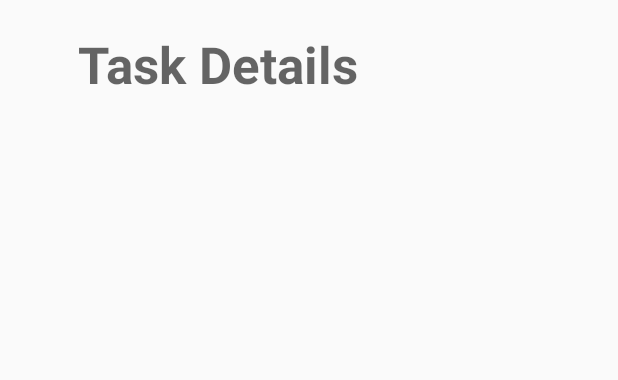
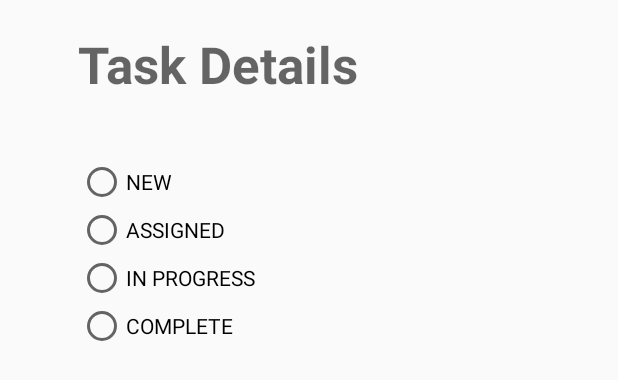
Before and after one commit to lucasjwilber/taskmaster, an Android app: the layout activity_task_details.xml on its own in the app's theme, with its tools: preview values and no code run, on a phone screen of 412 x 824 dp. Shown: the top 380 px of the screen. Run offline under Robolectric (Android 15) with nearby library versions, the phone set to English and light mode, and no system bars.

Commit message:
added radiogroup to display state/allow state change on task details activity

```diff
--- a/app/src/main/java/com/lucasjwilber/taskmaster/MyTaskRecyclerViewAdapter.java
+++ b/app/src/main/java/com/lucasjwilber/taskmaster/MyTaskRecyclerViewAdapter.java
@@ -1,18 +1,13 @@
 package com.lucasjwilber.taskmaster;
 
 import androidx.recyclerview.widget.RecyclerView;
-
-import android.content.Context;
 import android.content.Intent;
-import android.graphics.Color;
-import android.util.Log;
 import android.view.LayoutInflater;
 import android.view.View;
 import android.view.ViewGroup;
 import android.widget.TextView;
 import com.lucasjwilber.taskmaster.TaskFragment.OnListFragmentInteractionListener;
 
-import java.util.ArrayList;
 import java.util.List;
 
 /**
@@ -48,6 +43,7 @@ public class MyTaskRecyclerViewAdapter extends RecyclerView.Adapter<MyTaskRecycl
             @Override
             public void onClick(View v) {
                 Intent intent = new Intent(v.getContext(), TaskDetailsActivity.class);
+                intent.putExtra("taskState", holder.taskStateView.getText().toString());
                 intent.putExtra("taskTitle", holder.taskTitleView.getText().toString());
                 intent.putExtra("taskBody", holder.taskBodyView.getText().toString());
                 v.getContext().startActivity(intent);
--- a/app/src/main/res/layout/activity_task_details.xml
+++ b/app/src/main/res/layout/activity_task_details.xml
@@ -22,10 +22,52 @@
 
     <TextView
         android:id="@+id/taskDetailsBody"
-        android:layout_width="265dp"
-        android:layout_height="234dp"
+        android:layout_width="268dp"
+        android:layout_height="167dp"
+        android:layout_marginEnd="16dp"
         app:layout_constraintBottom_toBottomOf="parent"
         app:layout_constraintEnd_toEndOf="parent"
         app:layout_constraintStart_toStartOf="parent"
-        app:layout_constraintTop_toTopOf="parent" />
+        app:layout_constraintTop_toTopOf="parent"
+        app:layout_constraintVertical_bias="0.56" />
+
+    <RadioGroup
+        android:layout_width="144dp"
+        android:layout_height="130dp"
+        android:layout_marginTop="40dp"
+        app:layout_constraintStart_toStartOf="@+id/taskDetailsTitle"
+        app:layout_constraintTop_toBottomOf="@+id/taskDetailsTitle">
+
+        <!--        <TableRow>-->
+
+        <RadioButton
+            android:id="@+id/state_rb_new"
+            android:layout_width="136dp"
+            android:layout_height="wrap_content"
+            android:text="@string/stateNew" />
+
+        <RadioButton
+            android:id="@+id/state_rb_assigned"
+            android:layout_width="136dp"
+            android:layout_height="wrap_content"
+            android:text="@string/stateAssigned" />
+        <!--        </TableRow>-->
+
+        <!--        <TableRow>-->
+
+        <RadioButton
+            android:id="@+id/state_rb_inProgress"
+            android:layout_width="136dp"
+            android:layout_height="wrap_content"
+            android:text="@string/stateInProgress" />
+
+        <RadioButton
+            android:id="@+id/state_rb_complete"
+            android:layout_width="136dp"
+            android:layout_height="wrap_content"
+            android:text="@string/stateComplete" />
+        <!--        </TableRow>-->
+
+    </RadioGroup>
+
 </androidx.constraintlayout.widget.ConstraintLayout>
--- a/app/src/main/res/values/strings.xml
+++ b/app/src/main/res/values/strings.xml
@@ -14,4 +14,8 @@
     <string name="city">City</string>
     <string name="cafe">Cafe</string>
     <string name="night">Night</string>
+    <string name="stateNew">NEW</string>
+    <string name="stateAssigned">ASSIGNED</string>
+    <string name="stateInProgress">IN PROGRESS</string>
+    <string name="stateComplete">COMPLETE</string>
 </resources>
```
Also changed, not shown: app/src/main/java/com/lucasjwilber/taskmaster/TaskDetailsActivity.java (+26 -1 lines), app/src/main/java/com/lucasjwilber/taskmaster/TaskFragment.java (+2 -14 lines).
